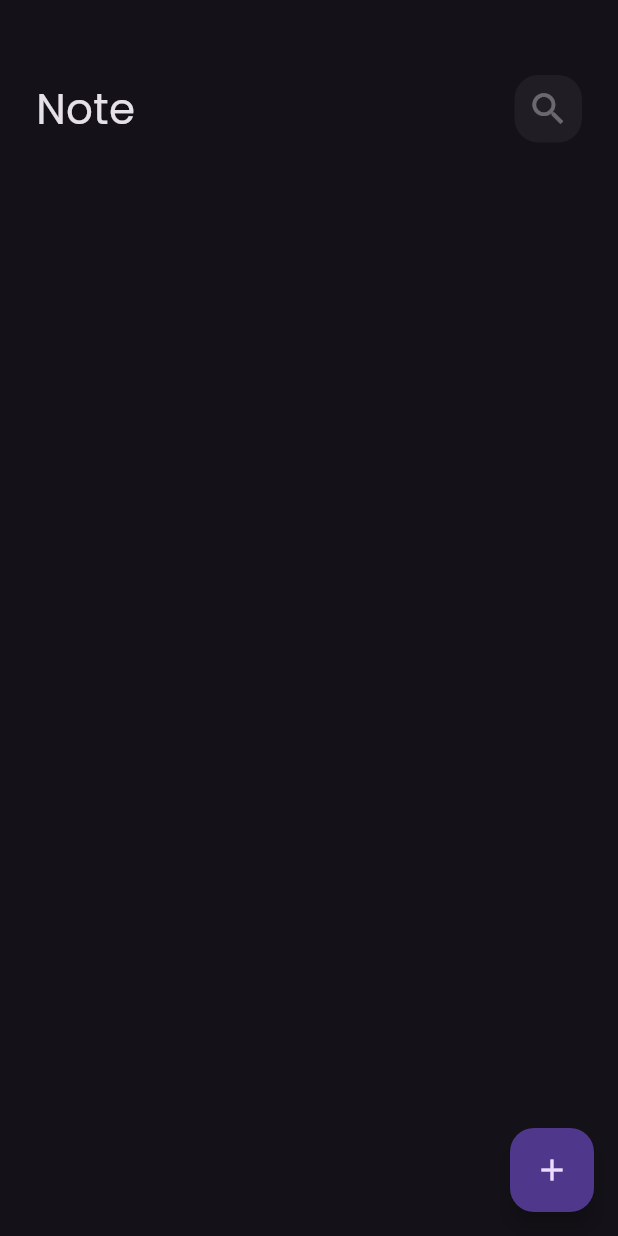
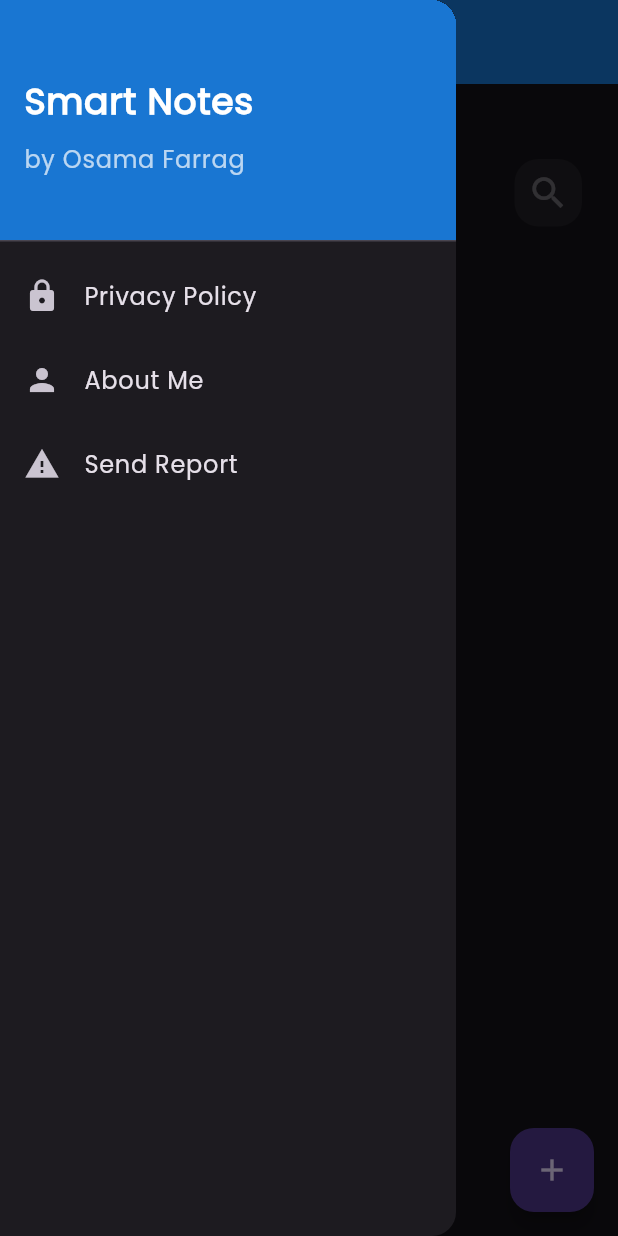
Before and after one commit to osamaaboharoon/note-app, a Flutter app: the screen it shows after launch, with the side drawer open (before the commit the screen has no drawer), on a phone screen of 412 x 824 dp. Run offline on Flutter 3.47's test engine with Material 3 defaults, Android fonts, the phone set to English and light mode, and no system bars; our stand-ins replace bloc, flutter_bloc, font_awesome_flutter, hive, hive_flutter; accounts and stored records are empty.

Commit message:
Menu Icon

```diff
--- /dev/null
+++ b/devtools_options.yaml
@@ -0,0 +1,3 @@
+description: This file stores settings for Dart & Flutter DevTools.
+documentation: https://docs.flutter.dev/tools/devtools/extensions#configure-extension-enablement-states
+extensions:
--- a/lib/views/note_views.dart
+++ b/lib/views/note_views.dart
@@ -1,8 +1,7 @@
 import 'package:flutter/material.dart';
-
 import 'package:note_app/views/widgets/notes_view_body.dart';
-
-import 'widgets/add_note_bottom_sheet.dart';
+import 'package:note_app/views/widgets/add_note_bottom_sheet.dart';
+import 'package:note_app/views/widgets/ustom_drawer.dart';
 
 class NotesView extends StatelessWidget {
   const NotesView({super.key});
@@ -10,16 +9,30 @@ class NotesView extends StatelessWidget {
   @override
   Widget build(BuildContext context) {
     return Scaffold(
+      appBar: AppBar(
+        title: const Text('Smart Notes'),
+        centerTitle: true,
+        backgroundColor: Colors.blue.shade700,
+        leading: Builder(
+          builder: (context) => IconButton(
+            icon: const Icon(Icons.menu),
+            onPressed: () {
+              Scaffold.of(context).openDrawer();
+            },
+          ),
+        ),
+      ),
+      drawer: const CustomDrawer(),
       floatingActionButton: FloatingActionButton(
         onPressed: () {
           showModalBottomSheet(
-              isScrollControlled: true,
-              shape: RoundedRectangleBorder(
-                  borderRadius: BorderRadius.circular(16)),
-              context: context,
-              builder: (context) {
-                return const AddnoteBottomSheet();
-              });
+            isScrollControlled: true,
+            shape: RoundedRectangleBorder(
+              borderRadius: BorderRadius.circular(16),
+            ),
+            context: context,
+            builder: (context) => const AddnoteBottomSheet(),
+          );
         },
         child: const Icon(Icons.add),
       ),
--- /dev/null
+++ b/lib/views/widgets/menu_drawer.dart
@@ -0,0 +1,31 @@
+import 'package:flutter/material.dart';
+import 'package:note_app/views/about_page.dart';
+import 'package:note_app/views/privacy_policy_page.dart';
+import 'package:note_app/views/report_page.dart';
+
+class MenuDrawer extends StatelessWidget {
+  const MenuDrawer({super.key});
+
+  @override
+  Widget build(BuildContext context) {
+    return PopupMenuButton<String>(
+      onSelected: (value) {
+        if (value == 'privacy') {
+          Navigator.push(context,
+              MaterialPageRoute(builder: (_) => const PrivacyPolicyPage()));
+        } else if (value == 'about') {
+          Navigator.push(
+              context, MaterialPageRoute(builder: (_) => const AboutPage()));
+        } else if (value == 'report') {
+          Navigator.push(
+              context, MaterialPageRoute(builder: (_) => const ReportPage()));
+        }
+      },
+      itemBuilder: (context) => [
+        const PopupMenuItem(value: 'privacy', child: Text('Privacy Policy')),
+        const PopupMenuItem(value: 'about', child: Text('About the Developer')),
+        const PopupMenuItem(value: 'report', child: Text('Send Report')),
+      ],
+    );
+  }
+}
--- /dev/null
+++ b/lib/views/widgets/ustom_drawer.dart
@@ -0,0 +1,76 @@
+import 'package:flutter/material.dart';
+import 'package:note_app/views/about_page.dart';
+import 'package:note_app/views/privacy_policy_page.dart';
+import 'package:note_app/views/report_page.dart';
+
+class CustomDrawer extends StatelessWidget {
+  const CustomDrawer({super.key});
+
+  @override
+  Widget build(BuildContext context) {
+    return Drawer(
+      child: ListView(
+        children: [
+          DrawerHeader(
+            decoration: BoxDecoration(
+              color: Colors.blue.shade700,
+            ),
+            child: const Column(
+              crossAxisAlignment: CrossAxisAlignment.start,
+              mainAxisAlignment: MainAxisAlignment.center,
+              children: [
+                Text(
+                  'Smart Notes',
+                  style: TextStyle(
+                    color: Colors.white,
+                    fontSize: 24,
+                    fontWeight: FontWeight.bold,
+                  ),
+                ),
+                SizedBox(height: 8),
+                Text(
+                  'by Osama Farrag',
+                  style: TextStyle(color: Colors.white70, fontSize: 16),
+                ),
+              ],
+            ),
+          ),
+          ListTile(
+            leading: const Icon(Icons.lock),
+            title: const Text('Privacy Policy'),
+            onTap: () {
+              Navigator.pop(context);
+              Navigator.push(
+                context,
+                MaterialPageRoute(
+                    builder: (context) => const PrivacyPolicyPage()),
+              );
+            },
+          ),
+          ListTile(
+            leading: const Icon(Icons.person),
+            title: const Text('About Me'),
+            onTap: () {
+              Navigator.pop(context);
+              Navigator.push(
+                context,
+                MaterialPageRoute(builder: (context) => const AboutPage()),
+              );
+            },
+          ),
+          ListTile(
+            leading: const Icon(Icons.report_problem),
+            title: const Text('Send Report'),
+            onTap: () {
+              Navigator.pop(context);
+              Navigator.push(
+                context,
+                MaterialPageRoute(builder: (context) => const ReportPage()),
+              );
+            },
+          ),
+        ],
+      ),
+    );
+  }
+}
--- a/pubspec.yaml
+++ b/pubspec.yaml
@@ -37,6 +37,7 @@ dependencies:
   hive: ^2.2.3
   hive_flutter: ^1.1.0
   intl: ^0.18.0
+  url_launcher: ^6.3.1
 
 dev_dependencies:
   build_runner: ^2.3.3
```
Also changed, not shown: lib/views/about_page.dart (added, +44 -0 lines), lib/views/privacy_policy_page.dart (added, +51 -0 lines), lib/views/report_page.dart (added, +80 -0 lines), lib/views/widgets/app_drawer.dart (added, +77 -0 lines), pubspec.lock, 9 other files.
